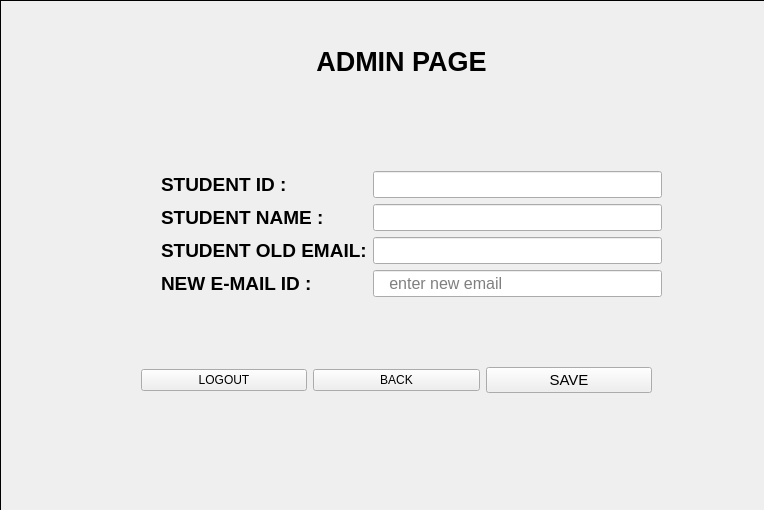
Qt form adminstudent_edit.ui (Shasank12345/QT_PROJECT) before a commit.
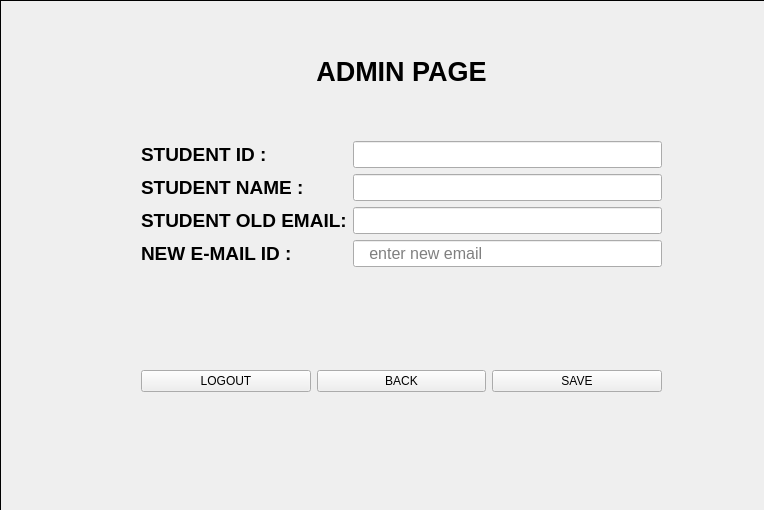
The same form after that commit. The open tabs and pages were chosen to show the change. Icons and pictures are not drawn.

```diff
--- a/adminstudent_edit.ui
+++ b/adminstudent_edit.ui
@@ -1350,9 +1350,9 @@
     <widget class="QWidget" name="formLayoutWidget_7">
      <property name="geometry">
       <rect>
-       <x>160</x>
-       <y>170</y>
-       <width>501</width>
+       <x>140</x>
+       <y>140</y>
+       <width>521</width>
        <height>181</height>
       </rect>
      </property>
@@ -1480,8 +1480,8 @@
       <rect>
        <x>140</x>
        <y>360</y>
-       <width>511</width>
-       <height>38</height>
+       <width>521</width>
+       <height>41</height>
       </rect>
      </property>
      <layout class="QHBoxLayout" name="horizontalLayout_16">
@@ -1507,6 +1507,10 @@
       </item>
       <item>
        <widget class="QPushButton" name="pushButton">
+        <property name="styleSheet">
+         <string notr="true">
+color: rgb(0, 0, 0);</string>
+        </property>
         <property name="text">
          <string>SAVE</string>
         </property>
@@ -1520,7 +1524,7 @@
        <x>260</x>
        <y>40</y>
        <width>281</width>
-       <height>41</height>
+       <height>61</height>
       </rect>
      </property>
      <property name="styleSheet">
```
Left out of the diff: 66 changed lines with no effect on the pictures.
